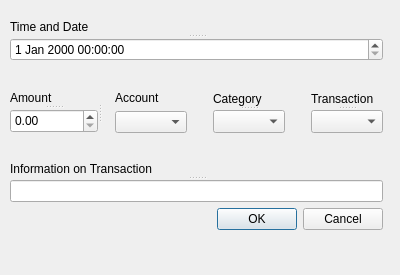
This is temp_team_3/add_entry.ui in IVIyg0t/FinancialTool as Qt 5 draws it before an edit. The edited form follows.
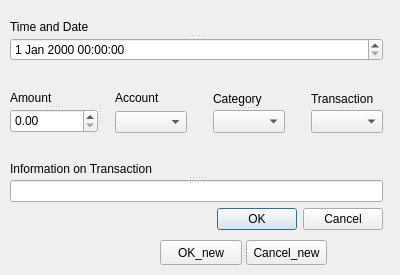
This is the edited form.

Commit message:
Required fields
The account holder now needs to input an amount, category, account, and
transaction type before the pop up will actually close. This will allow
for a more robust data gathering by the software.

What changed in the file:
```diff
--- a/temp_team_3/add_entry.ui
+++ b/temp_team_3/add_entry.ui
@@ -320,6 +320,29 @@
     </item>
    </layout>
   </widget>
+  <widget class="QSplitter" name="splitter_9">
+   <property name="geometry">
+    <rect>
+     <x>160</x>
+     <y>240</y>
+     <width>167</width>
+     <height>25</height>
+    </rect>
+   </property>
+   <property name="orientation">
+    <enum>Qt::Horizontal</enum>
+   </property>
+   <widget class="QPushButton" name="pushButton">
+    <property name="text">
+     <string>OK_new</string>
+    </property>
+   </widget>
+   <widget class="QPushButton" name="pushButton_2">
+    <property name="text">
+     <string>Cancel_new</string>
+    </property>
+   </widget>
+  </widget>
  </widget>
  <resources/>
  <connections>
```
The commit also changes 2 other files.
